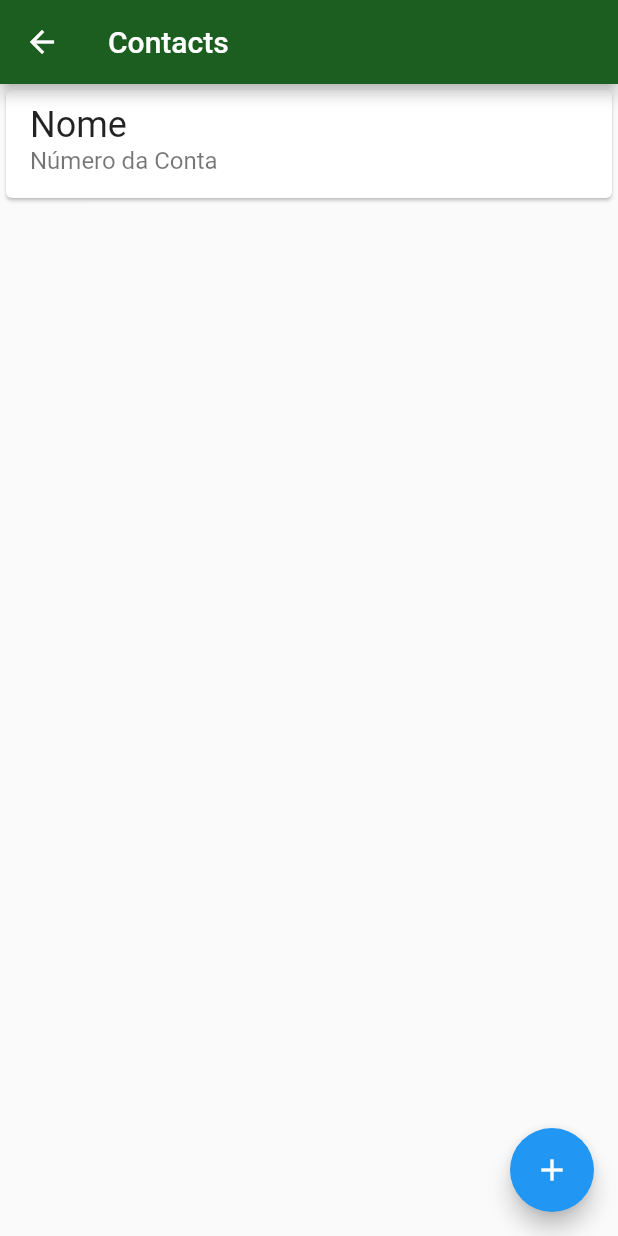
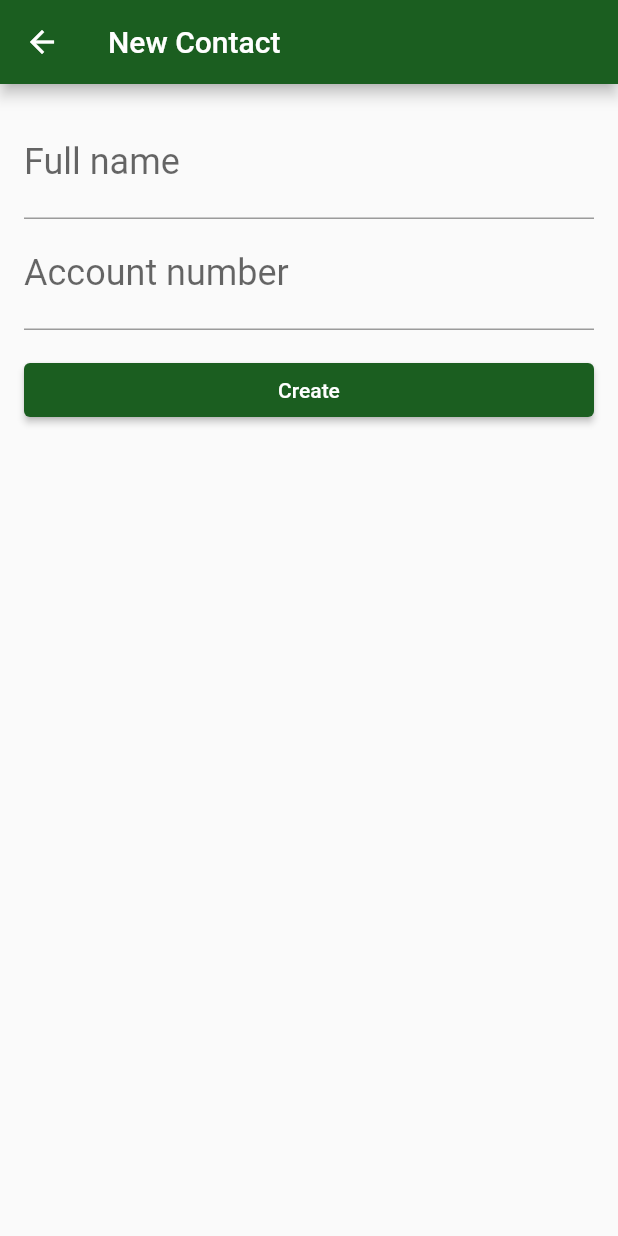
Before and after one commit to Joao-Gontijo/flutter_bytebank_2, a Flutter app: the ContactsList screen opened directly, after a tap on the "add" icon, on a phone screen of 412 x 824 dp. Run offline on Flutter 3.47's test engine with Material 2 defaults, Android fonts, the phone set to English and light mode, and no system bars.

Commit message:
creating contact_form screen

```diff
--- a/lib/main.dart
+++ b/lib/main.dart
@@ -1,3 +1,4 @@
+import 'package:bytebank_2/screens/contact_form.dart';
 import 'package:bytebank_2/screens/contacts_list.dart';
 import 'package:bytebank_2/screens/dashboard.dart';
 import 'package:flutter/material.dart';
--- /dev/null
+++ b/lib/screens/contact_form.dart
@@ -0,0 +1,50 @@
+import 'package:flutter/material.dart';
+
+class ContactForm extends StatelessWidget {
+  const ContactForm({Key? key}) : super(key: key);
+
+  @override
+  Widget build(BuildContext context) {
+    return Scaffold(
+      appBar: AppBar(
+        title: const Text('New Contact'),
+        backgroundColor: Theme.of(context).primaryColor,
+      ),
+      body: Padding(
+        padding: const EdgeInsets.all(16.0),
+        child: Column(
+          children: [
+            const TextField(
+              decoration: InputDecoration(labelText: 'Full name'),
+              style: TextStyle(
+                fontSize: 24,
+              ),
+            ),
+            const TextField(
+              decoration: InputDecoration(labelText: 'Account number'),
+              style: TextStyle(
+                fontSize: 24,
+              ),
+              keyboardType: TextInputType.number,
+            ),
+            Padding(
+              padding: const EdgeInsets.only(top: 16.0),
+              child: SizedBox(
+                width: double.maxFinite,
+                child: ElevatedButton(
+                  onPressed: () {
+
+                  },
+                  style: ElevatedButton.styleFrom(
+                      primary: Theme.of(context).primaryColor,
+                  ),
+                  child: const Text('Create'),
+                ),
+              ),
+            ),
+          ],
+        ),
+      ),
+    );
+  }
+}
--- a/lib/screens/contacts_list.dart
+++ b/lib/screens/contacts_list.dart
@@ -1,4 +1,6 @@
 import 'package:flutter/material.dart';
+
+import 'contact_form.dart';
 
 class ContactsList extends StatelessWidget {
   const ContactsList({Key? key}) : super(key: key);
@@ -28,7 +30,7 @@ class ContactsList extends StatelessWidget {
       ),
       floatingActionButton: FloatingActionButton(
         onPressed: (){
-
+          Navigator.of(context).push(MaterialPageRoute(builder: (context) => ContactForm()));
         },
         child: const Icon(Icons.add),
       ),
```
